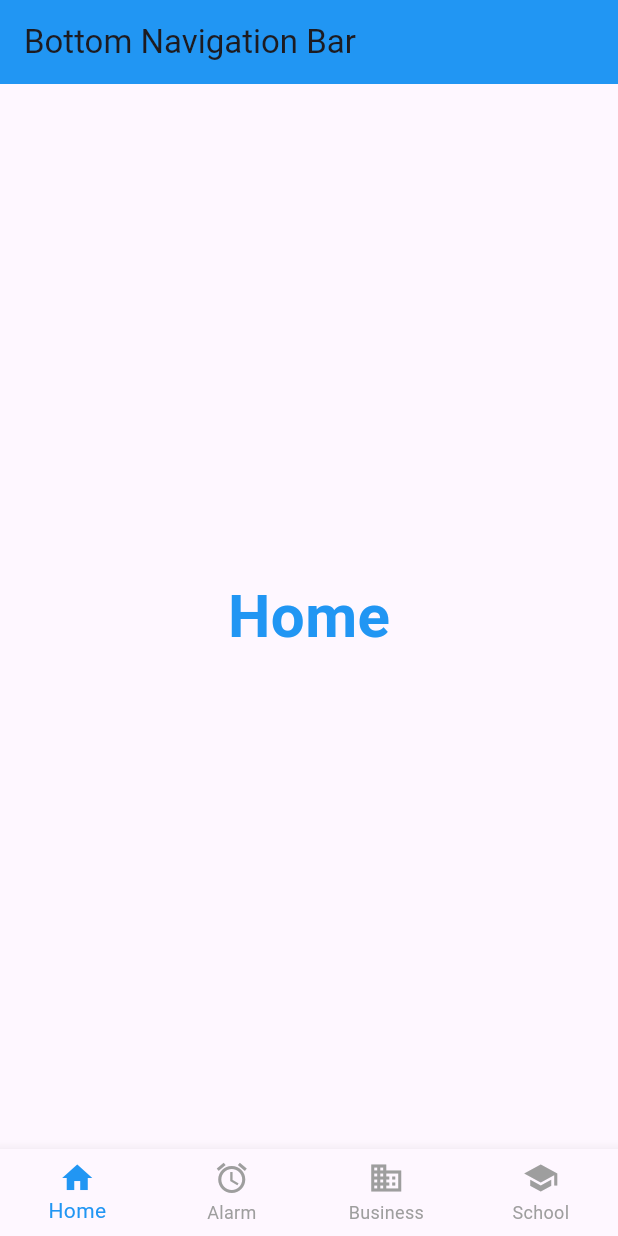
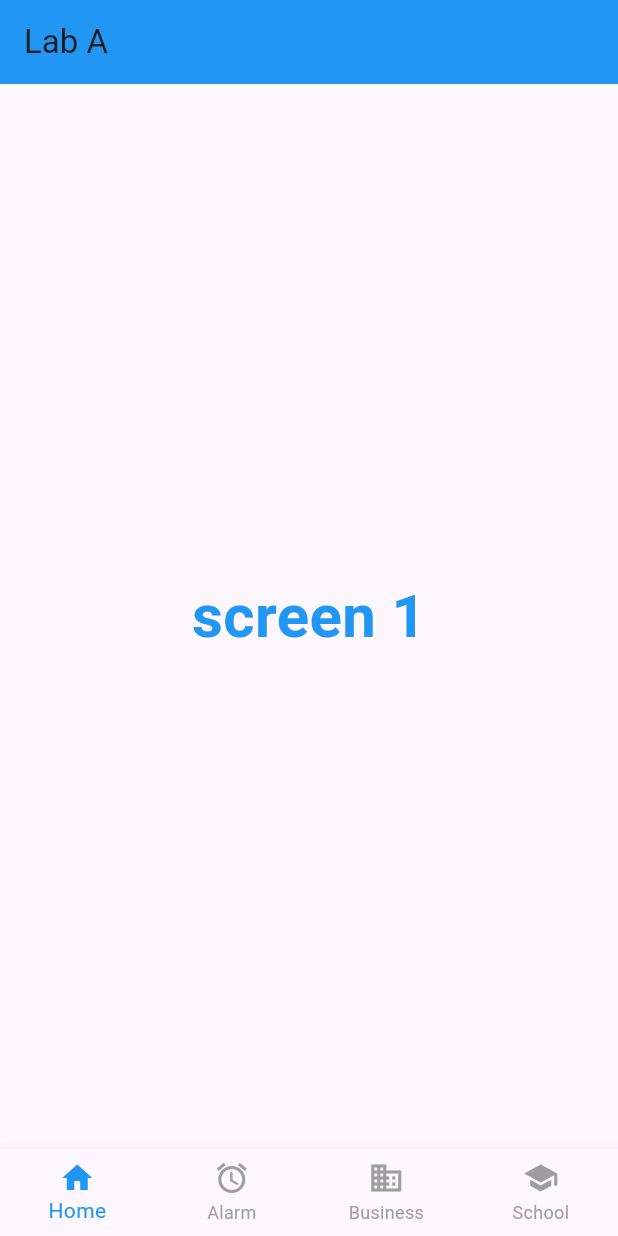
Before and after one commit to jocelee0305/TMA3084_G02_104561_Lab05_Lesson07, a Flutter app: the screen it shows after launch, on a phone screen of 412 x 824 dp. Run offline on Flutter 3.47's test engine with Material 3 defaults, Android fonts, the phone set to English and light mode, and no system bars.

Commit message:
Add PR template,checklist and screen1 text

```diff
--- a/bottom_navigator_bar_lab/lib/main.dart
+++ b/bottom_navigator_bar_lab/lib/main.dart
@@ -39,10 +39,7 @@ class _BottomNavLabState extends State<BottomNavLab> {
   @override
   Widget build(BuildContext context) {
     return Scaffold(
-      appBar: AppBar(
-        title: const Text('Bottom Navigation Bar'),
-        backgroundColor: Colors.blue,
-      ),
+      appBar: AppBar(title: const Text('Lab A'), backgroundColor: Colors.blue),
       body: screens[currentIndex],
       bottomNavigationBar: BottomNavigationBar(
         type: BottomNavigationBarType.fixed,
--- a/bottom_navigator_bar_lab/lib/screen1.dart
+++ b/bottom_navigator_bar_lab/lib/screen1.dart
@@ -7,7 +7,7 @@ class Screen1 extends StatelessWidget {
   Widget build(BuildContext context) {
     return const Center(
       child: Text(
-        'Home',
+        'screen 1',
         style: TextStyle(
           fontSize: 40,
           fontWeight: FontWeight.bold,
```
Also changed, not shown: 2 other files.
